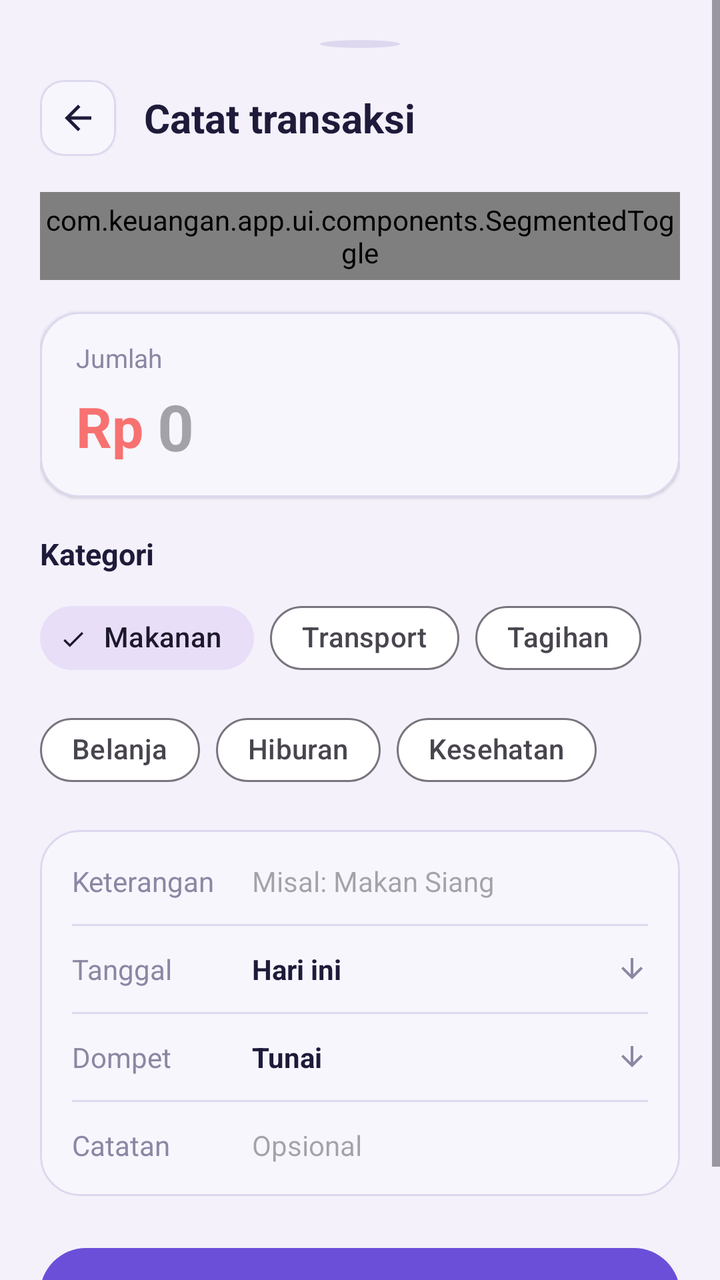
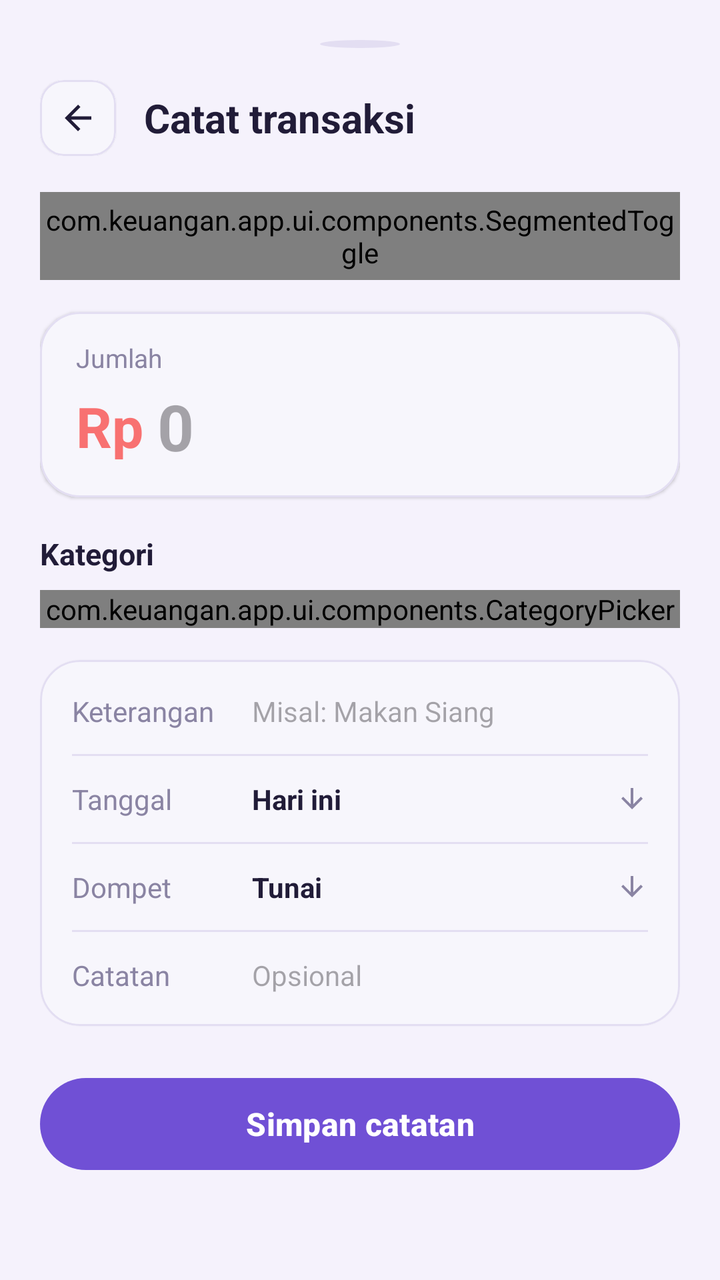

Before-and-after screenshots of an Android layout around one commit, followed by the original layout XML and the change that was made.
<!-- AndroidManifest.xml: application theme Theme.Keuangan -->
<!-- res/layout/bottom_sheet_add_transaction.xml -->
<?xml version="1.0" encoding="utf-8"?>
<ScrollView
    xmlns:android="http://schemas.android.com/apk/res/android"
    xmlns:app="http://schemas.android.com/apk/res-auto"
    android:layout_width="match_parent"
    android:layout_height="wrap_content"
    android:fillViewport="true">

    <LinearLayout
        android:layout_width="match_parent"
        android:layout_height="wrap_content"
        android:background="@color/brand_background"
        android:orientation="vertical"
        android:paddingHorizontal="20dp"
        android:paddingTop="20dp"
        android:paddingBottom="28dp">

    
    <View
        android:layout_width="40dp"
        android:layout_height="4dp"
        android:layout_gravity="center_horizontal"
        android:layout_marginBottom="16dp"
        android:background="@drawable/bg_circle"
        android:backgroundTint="@color/brand_outline" />

    
    <LinearLayout
        android:layout_width="match_parent"
        android:layout_height="wrap_content"
        android:gravity="center_vertical"
        android:orientation="horizontal">

        <com.google.android.material.card.MaterialCardView
            android:id="@+id/btnBackModal"
            android:layout_width="38dp"
            android:layout_height="38dp"
            app:cardBackgroundColor="@color/brand_surface"
            app:cardCornerRadius="12dp"
            app:cardElevation="1dp"
            app:strokeColor="@color/brand_outline"
            app:strokeWidth="1dp">

            <ImageView
                android:layout_width="20dp"
                android:layout_height="20dp"
                android:layout_gravity="center"
                android:src="@drawable/ic_arrow_back"
                app:tint="@color/brand_text_primary" />
        </com.google.android.material.card.MaterialCardView>

        <TextView
            android:layout_width="wrap_content"
            android:layout_height="wrap_content"
            android:layout_marginStart="14dp"
            android:text="Catat transaksi"
            android:textColor="@color/brand_text_primary"
            android:textSize="20sp"
            android:textStyle="bold" />
    </LinearLayout>

    
    <com.keuangan.app.ui.components.SegmentedToggle
        android:id="@+id/segmentedMode"
        android:layout_width="match_parent"
        android:layout_height="44dp"
        android:layout_marginTop="18dp" />

    
    <com.google.android.material.card.MaterialCardView
        android:layout_width="match_parent"
        android:layout_height="wrap_content"
        android:layout_marginTop="16dp"
        app:cardBackgroundColor="@color/brand_surface"
        app:cardCornerRadius="20dp"
        app:cardElevation="1dp"
        app:strokeColor="@color/brand_outline"
        app:strokeWidth="1dp">

        <LinearLayout
            android:layout_width="match_parent"
            android:layout_height="wrap_content"
            android:orientation="vertical"
            android:paddingHorizontal="18dp"
            android:paddingVertical="14dp">

            <TextView
                android:layout_width="wrap_content"
                android:layout_height="wrap_content"
                android:text="Jumlah"
                android:textColor="@color/brand_text_secondary"
                android:textSize="13sp" />

            <LinearLayout
                android:layout_width="match_parent"
                android:layout_height="wrap_content"
                android:layout_marginTop="4dp"
                android:gravity="center_vertical"
                android:orientation="horizontal">

                <TextView
                    android:id="@+id/tvCurrencyPrefix"
                    android:layout_width="wrap_content"
                    android:layout_height="wrap_content"
                    android:text="Rp "
                    android:textColor="@color/expense_red"
                    android:textSize="28sp"
                    android:textStyle="bold" />

                <EditText
                    android:id="@+id/etModalAmount"
                    android:layout_width="match_parent"
                    android:layout_height="wrap_content"
                    android:background="@android:color/transparent"
                    android:hint="0"
                    android:inputType="numberDecimal"
                    android:textColor="@color/expense_red"
                    android:textSize="32sp"
                    android:textStyle="bold" />
            </LinearLayout>
        </LinearLayout>
    </com.google.android.material.card.MaterialCardView>

    
    <TextView
        android:layout_width="wrap_content"
        android:layout_height="wrap_content"
        android:layout_marginTop="18dp"
        android:layout_marginBottom="8dp"
        android:text="Kategori"
        android:textColor="@color/brand_text_primary"
        android:textSize="15sp"
        android:textStyle="bold" />

    
    <com.google.android.material.chip.ChipGroup
        android:id="@+id/cgCategories"
        android:layout_width="match_parent"
        android:layout_height="wrap_content"
        app:selectionRequired="true"
        app:singleSelection="true">

        <com.google.android.material.chip.Chip
            android:id="@+id/chipFood"
            style="@style/Widget.Material3.Chip.Filter"
            android:layout_width="wrap_content"
            android:layout_height="wrap_content"
            android:checked="true"
            android:text="Makanan"
            app:chipCornerRadius="22dp" />

        <com.google.android.material.chip.Chip
            android:id="@+id/chipTransport"
            style="@style/Widget.Material3.Chip.Filter"
            android:layout_width="wrap_content"
            android:layout_height="wrap_content"
            android:text="Transport"
            app:chipCornerRadius="22dp" />

        <com.google.android.material.chip.Chip
            android:id="@+id/chipBills"
            style="@style/Widget.Material3.Chip.Filter"
            android:layout_width="wrap_content"
            android:layout_height="wrap_content"
            android:text="Tagihan"
            app:chipCornerRadius="22dp" />

        <com.google.android.material.chip.Chip
            android:id="@+id/chipShopping"
            style="@style/Widget.Material3.Chip.Filter"
            android:layout_width="wrap_content"
            android:layout_height="wrap_content"
            android:text="Belanja"
            app:chipCornerRadius="22dp" />

        <com.google.android.material.chip.Chip
            android:id="@+id/chipEntertainment"
            style="@style/Widget.Material3.Chip.Filter"
            android:layout_width="wrap_content"
            android:layout_height="wrap_content"
            android:text="Hiburan"
            app:chipCornerRadius="22dp" />

        <com.google.android.material.chip.Chip
            android:id="@+id/chipHealth"
            style="@style/Widget.Material3.Chip.Filter"
            android:layout_width="wrap_content"
            android:layout_height="wrap_content"
            android:text="Kesehatan"
            app:chipCornerRadius="22dp" />
    </com.google.android.material.chip.ChipGroup>

    
    <com.google.android.material.card.MaterialCardView
        android:layout_width="match_parent"
        android:layout_height="wrap_content"
        android:layout_marginTop="16dp"
        app:cardBackgroundColor="@color/brand_surface"
        app:cardCornerRadius="20dp"
        app:cardElevation="1dp"
        app:strokeColor="@color/brand_outline"
        app:strokeWidth="1dp">

        <LinearLayout
            android:layout_width="match_parent"
            android:layout_height="wrap_content"
            android:orientation="vertical"
            android:padding="16dp">

            
            <LinearLayout
                android:layout_width="match_parent"
                android:layout_height="wrap_content"
                android:gravity="center_vertical"
                android:orientation="horizontal">

                <TextView
                    android:layout_width="90dp"
                    android:layout_height="wrap_content"
                    android:text="Keterangan"
                    android:textColor="@color/brand_text_secondary"
                    android:textSize="14sp" />

                <EditText
                    android:id="@+id/etModalTitle"
                    android:layout_width="0dp"
                    android:layout_height="wrap_content"
                    android:layout_weight="1"
                    android:background="@android:color/transparent"
                    android:hint="Misal: Makan Siang"
                    android:inputType="textCapSentences"
                    android:textColor="@color/brand_text_primary"
                    android:textSize="14sp" />
            </LinearLayout>

            <View
                android:layout_width="match_parent"
                android:layout_height="1dp"
                android:layout_marginVertical="12dp"
                android:background="@color/brand_outline" />

            
            <LinearLayout
                android:layout_width="match_parent"
                android:layout_height="wrap_content"
                android:gravity="center_vertical"
                android:orientation="horizontal">

                <TextView
                    android:layout_width="90dp"
                    android:layout_height="wrap_content"
                    android:text="Tanggal"
                    android:textColor="@color/brand_text_secondary"
                    android:textSize="14sp" />

                <TextView
                    android:id="@+id/tvModalDate"
                    android:layout_width="0dp"
                    android:layout_height="wrap_content"
                    android:layout_weight="1"
                    android:text="Hari ini"
                    android:textColor="@color/brand_text_primary"
                    android:textSize="14sp"
                    android:textStyle="bold" />

                <ImageView
                    android:layout_width="16dp"
                    android:layout_height="16dp"
                    android:src="@drawable/ic_arrow_downward"
                    app:tint="@color/brand_text_secondary" />
            </LinearLayout>

            <View
                android:layout_width="match_parent"
                android:layout_height="1dp"
                android:layout_marginVertical="12dp"
                android:background="@color/brand_outline" />

            
            <LinearLayout
                android:layout_width="match_parent"
                android:layout_height="wrap_content"
                android:gravity="center_vertical"
                android:orientation="horizontal">

                <TextView
                    android:layout_width="90dp"
                    android:layout_height="wrap_content"
                    android:text="Dompet"
                    android:textColor="@color/brand_text_secondary"
                    android:textSize="14sp" />

                <TextView
                    android:id="@+id/tvModalWallet"
                    android:layout_width="0dp"
                    android:layout_height="wrap_content"
                    android:layout_weight="1"
                    android:text="Tunai"
                    android:textColor="@color/brand_text_primary"
                    android:textSize="14sp"
                    android:textStyle="bold" />

                <ImageView
                    android:layout_width="16dp"
                    android:layout_height="16dp"
                    android:src="@drawable/ic_arrow_downward"
                    app:tint="@color/brand_text_secondary" />
            </LinearLayout>

            <View
                android:layout_width="match_parent"
                android:layout_height="1dp"
                android:layout_marginVertical="12dp"
                android:background="@color/brand_outline" />

            
            <LinearLayout
                android:layout_width="match_parent"
                android:layout_height="wrap_content"
                android:gravity="center_vertical"
                android:orientation="horizontal">

                <TextView
                    android:layout_width="90dp"
                    android:layout_height="wrap_content"
                    android:text="Catatan"
                    android:textColor="@color/brand_text_secondary"
                    android:textSize="14sp" />

                <EditText
                    android:id="@+id/etModalNote"
                    android:layout_width="0dp"
                    android:layout_height="wrap_content"
                    android:layout_weight="1"
                    android:background="@android:color/transparent"
                    android:hint="Opsional"
                    android:textColor="@color/brand_text_primary"
                    android:textSize="14sp" />
            </LinearLayout>
        </LinearLayout>
    </com.google.android.material.card.MaterialCardView>

    
    <com.google.android.material.button.MaterialButton
        android:id="@+id/btnModalSave"
        android:layout_width="match_parent"
        android:layout_height="54dp"
        android:layout_marginTop="22dp"
        android:text="Simpan catatan"
        android:textColor="#FFFFFF"
        android:textSize="16sp"
        android:textStyle="bold"
        app:backgroundTint="@color/brand_blue"
        app:cornerRadius="27dp"
        app:elevation="2dp" />
    </LinearLayout>
</ScrollView>
<!-- resources referenced by this layout -->
<resources>
  <color name="brand_background">#F4F1FB</color>
  <color name="brand_blue">#6C4FD8</color>
  <color name="brand_outline">#DDD8EE</color>
  <color name="brand_surface">#FFFFFF</color>
  <color name="brand_text_primary">#1E1B3A</color>
  <color name="brand_text_secondary">#8B87A3</color>
  <color name="expense_red">#F87171</color>
  <!-- drawable bg_circle (drawable) -->
  <shape xmlns:android="http://schemas.android.com/apk/res/android"
      android:shape="oval">
      <solid android:color="@color/income_container" />
  </shape>
  <!-- drawable ic_arrow_back (drawable) -->
  <vector xmlns:android="http://schemas.android.com/apk/res/android"
      android:width="24dp"
      android:height="24dp"
      android:viewportWidth="24"
      android:viewportHeight="24">
      <path
          android:fillColor="#FF1A1A1A"
          android:pathData="M20,11H7.83l5.59,-5.59L12,4l-8,8 8,8 1.41,-1.41L7.83,13H20v-2z"/>
  </vector>
  <!-- drawable ic_arrow_downward (drawable) -->
  <vector xmlns:android="http://schemas.android.com/apk/res/android"
      android:width="24dp"
      android:height="24dp"
      android:viewportWidth="24"
      android:viewportHeight="24">
    <path
        android:fillColor="#FFFFFFFF"
        android:pathData="M20,12l-1.41,-1.41L13,16.17V4h-2v12.17l-5.58,-5.59L4,12l8,8 8,-8z"/>
  </vector>
  <style name="Theme.Keuangan" parent="Theme.Material3.DayNight.NoActionBar">
          <item name="colorPrimary">@color/md_theme_light_primary</item>
          <item name="colorOnPrimary">@color/md_theme_light_onPrimary</item>
          <item name="colorPrimaryContainer">@color/md_theme_light_primaryContainer</item>
          <item name="colorOnPrimaryContainer">@color/md_theme_light_onPrimaryContainer</item>
          <item name="colorTertiary">@color/md_theme_light_tertiary</item>
          <item name="colorOnTertiary">#FFFFFF</item>
          <item name="colorTertiaryContainer">@color/md_theme_light_tertiaryContainer</item>
          <item name="colorOnTertiaryContainer">@color/md_theme_light_onTertiaryContainer</item>
          <item name="android:colorBackground">@color/md_theme_light_background</item>
          <item name="colorSurface">@color/md_theme_light_surface</item>
          <item name="colorOnSurface">@color/md_theme_light_onSurface</item>
          <item name="colorSurfaceContainer">@color/md_theme_light_surfaceContainer</item>
          <item name="colorOnSurfaceVariant">#49454E</item>
          <item name="colorOutline">#79747E</item>
          <item name="android:statusBarColor">@color/md_theme_light_background</item>
          <item name="android:windowLightStatusBar">true</item>
      </style>
  <color name="income_container">#D1FAE5</color>
  <color name="md_theme_light_primary">#6C4FD8</color>
  <color name="md_theme_light_onPrimary">#FFFFFF</color>
  <color name="md_theme_light_primaryContainer">#E9E4FF</color>
  <color name="md_theme_light_onPrimaryContainer">#2B1B6E</color>
  <color name="md_theme_light_tertiary">#8B5CF6</color>
  <color name="md_theme_light_tertiaryContainer">#FBBF24</color>
  <color name="md_theme_light_onTertiaryContainer">#4A3200</color>
  <color name="md_theme_light_background">#F4F1FB</color>
  <color name="md_theme_light_surface">#FFFFFF</color>
  <color name="md_theme_light_onSurface">#1E1B3A</color>
  <color name="md_theme_light_surfaceContainer">#EDE9F8</color>
</resources>

<!-- the commit's change to res/layout/bottom_sheet_add_transaction.xml (unified diff, before → after) -->
@@ -132,63 +132,10 @@
         android:textSize="15sp"
         android:textStyle="bold" />
 
-    
-    <com.google.android.material.chip.ChipGroup
-        android:id="@+id/cgCategories"
-        android:layout_width="match_parent"
-        android:layout_height="wrap_content"
-        app:selectionRequired="true"
-        app:singleSelection="true">
-
-        <com.google.android.material.chip.Chip
-            android:id="@+id/chipFood"
-            style="@style/Widget.Material3.Chip.Filter"
-            android:layout_width="wrap_content"
-            android:layout_height="wrap_content"
-            android:checked="true"
-            android:text="Makanan"
-            app:chipCornerRadius="22dp" />
-
-        <com.google.android.material.chip.Chip
-            android:id="@+id/chipTransport"
-            style="@style/Widget.Material3.Chip.Filter"
-            android:layout_width="wrap_content"
-            android:layout_height="wrap_content"
-            android:text="Transport"
-            app:chipCornerRadius="22dp" />
-
-        <com.google.android.material.chip.Chip
-            android:id="@+id/chipBills"
-            style="@style/Widget.Material3.Chip.Filter"
-            android:layout_width="wrap_content"
-            android:layout_height="wrap_content"
-            android:text="Tagihan"
-            app:chipCornerRadius="22dp" />
-
-        <com.google.android.material.chip.Chip
-            android:id="@+id/chipShopping"
-            style="@style/Widget.Material3.Chip.Filter"
-            android:layout_width="wrap_content"
-            android:layout_height="wrap_content"
-            android:text="Belanja"
-            app:chipCornerRadius="22dp" />
-
-        <com.google.android.material.chip.Chip
-            android:id="@+id/chipEntertainment"
-            style="@style/Widget.Material3.Chip.Filter"
-            android:layout_width="wrap_content"
-            android:layout_height="wrap_content"
-            android:text="Hiburan"
-            app:chipCornerRadius="22dp" />
-
-        <com.google.android.material.chip.Chip
-            android:id="@+id/chipHealth"
-            style="@style/Widget.Material3.Chip.Filter"
-            android:layout_width="wrap_content"
-            android:layout_height="wrap_content"
-            android:text="Kesehatan"
-            app:chipCornerRadius="22dp" />
-    </com.google.android.material.chip.ChipGroup>
+    <com.keuangan.app.ui.components.CategoryPicker
+        android:id="@+id/categoryPicker"
+        android:layout_width="match_parent"
+        android:layout_height="wrap_content" />
 
     
     <com.google.android.material.card.MaterialCardView
<!-- resource entries referenced after the edit -->
@@ -1,11 +1,11 @@
 <!-- resources referenced by this layout -->
 <resources>
-  <color name="brand_background">#F4F1FB</color>
-  <color name="brand_blue">#6C4FD8</color>
-  <color name="brand_outline">#DDD8EE</color>
+  <color name="brand_background">#F5F2FC</color>
+  <color name="brand_blue">#7050D5</color>
+  <color name="brand_outline">#E3DEF2</color>
   <color name="brand_surface">#FFFFFF</color>
-  <color name="brand_text_primary">#1E1B3A</color>
-  <color name="brand_text_secondary">#8B87A3</color>
+  <color name="brand_text_primary">#211C38</color>
+  <color name="brand_text_secondary">#8A84A3</color>
   <color name="expense_red">#F87171</color>
   <!-- drawable bg_circle (drawable) -->
   <shape xmlns:android="http://schemas.android.com/apk/res/android"
@@ -51,16 +51,16 @@
           <item name="android:windowLightStatusBar">true</item>
       </style>
   <color name="income_container">#D1FAE5</color>
-  <color name="md_theme_light_primary">#6C4FD8</color>
+  <color name="md_theme_light_primary">#7050D5</color>
   <color name="md_theme_light_onPrimary">#FFFFFF</color>
-  <color name="md_theme_light_primaryContainer">#E9E4FF</color>
+  <color name="md_theme_light_primaryContainer">#E7DEF9</color>
   <color name="md_theme_light_onPrimaryContainer">#2B1B6E</color>
   <color name="md_theme_light_tertiary">#8B5CF6</color>
-  <color name="md_theme_light_tertiaryContainer">#FBBF24</color>
+  <color name="md_theme_light_tertiaryContainer">#FFC928</color>
   <color name="md_theme_light_onTertiaryContainer">#4A3200</color>
-  <color name="md_theme_light_background">#F4F1FB</color>
+  <color name="md_theme_light_background">#F5F2FC</color>
   <color name="md_theme_light_surface">#FFFFFF</color>
-  <color name="md_theme_light_onSurface">#1E1B3A</color>
-  <color name="md_theme_light_surfaceContainer">#EDE9F8</color>
+  <color name="md_theme_light_onSurface">#211C38</color>
+  <color name="md_theme_light_surfaceContainer">#F0EBFB</color>
 </resources>
 
